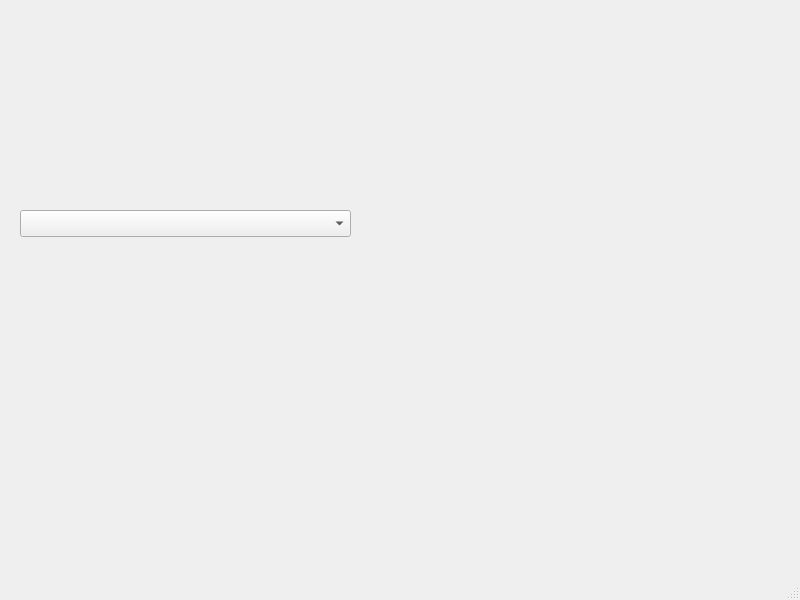
The window that mainwindow.ui (jnwatts/QtLedTest) describes before a commit, drawn with Qt 5.
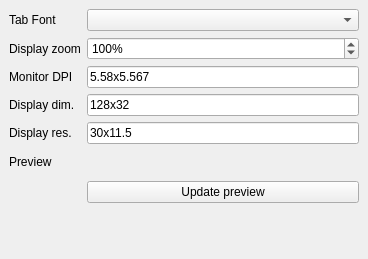
The same window after the commit. Custom widgets are drawn as their Qt base class.

Commit message: MainWindow: Cleanup, dynamic changes to oled

```diff
--- a/mainwindow.ui
+++ b/mainwindow.ui
@@ -6,46 +6,128 @@
    <rect>
     <x>0</x>
     <y>0</y>
-    <width>800</width>
-    <height>600</height>
+    <width>368</width>
+    <height>259</height>
    </rect>
   </property>
   <property name="windowTitle">
    <string>MainWindow</string>
   </property>
   <widget class="QWidget" name="centralwidget">
-   <widget class="SSD1306" name="oled" native="true">
-    <property name="geometry">
-     <rect>
-      <x>20</x>
-      <y>10</y>
-      <width>120</width>
-      <height>80</height>
-     </rect>
+   <layout class="QFormLayout" name="formLayout">
+    <property name="fieldGrowthPolicy">
+     <enum>QFormLayout::AllNonFixedFieldsGrow</enum>
     </property>
-   </widget>
-   <widget class="QComboBox" name="comboBox">
-    <property name="geometry">
-     <rect>
-      <x>20</x>
-      <y>210</y>
-      <width>331</width>
-      <height>27</height>
-     </rect>
-    </property>
-   </widget>
+    <item row="0" column="0">
+     <widget class="QLabel" name="label_2">
+      <property name="text">
+       <string>Tab Font</string>
+      </property>
+     </widget>
+    </item>
+    <item row="0" column="1">
+     <widget class="QComboBox" name="tabFont"/>
+    </item>
+    <item row="1" column="0">
+     <widget class="QLabel" name="label">
+      <property name="text">
+       <string>Display zoom</string>
+      </property>
+     </widget>
+    </item>
+    <item row="1" column="1">
+     <widget class="QSpinBox" name="dispZoom">
+      <property name="suffix">
+       <string>%</string>
+      </property>
+      <property name="minimum">
+       <number>50</number>
+      </property>
+      <property name="maximum">
+       <number>400</number>
+      </property>
+      <property name="singleStep">
+       <number>25</number>
+      </property>
+      <property name="value">
+       <number>100</number>
+      </property>
+     </widget>
+    </item>
+    <item row="4" column="0">
+     <widget class="QLabel" name="label_5">
+      <property name="text">
+       <string>Display dim.</string>
+      </property>
+     </widget>
+    </item>
+    <item row="5" column="0">
+     <widget class="QLabel" name="label_6">
+      <property name="text">
+       <string>Display res.</string>
+      </property>
+     </widget>
+    </item>
+    <item row="2" column="0">
+     <widget class="QLabel" name="label_4">
+      <property name="text">
+       <string>Monitor DPI</string>
+      </property>
+     </widget>
+    </item>
+    <item row="2" column="1">
+     <widget class="QLineEdit" name="monitorDPI">
+      <property name="text">
+       <string>5.58x5.567</string>
+      </property>
+     </widget>
+    </item>
+    <item row="4" column="1">
+     <widget class="QLineEdit" name="dispRes">
+      <property name="text">
+       <string>128x32</string>
+      </property>
+     </widget>
+    </item>
+    <item row="5" column="1">
+     <widget class="QLineEdit" name="dispDim">
+      <property name="text">
+       <string>30x11.5</string>
+      </property>
+     </widget>
+    </item>
+    <item row="6" column="0">
+     <widget class="QLabel" name="label_3">
+      <property name="text">
+       <string>Preview</string>
+      </property>
+     </widget>
+    </item>
+    <item row="6" column="1">
+     <widget class="SSD1306" name="oled" native="true">
+      <property name="sizePolicy">
+       <sizepolicy hsizetype="Maximum" vsizetype="Maximum">
+        <horstretch>0</horstretch>
+        <verstretch>0</verstretch>
+       </sizepolicy>
+      </property>
+      <property name="minimumSize">
+       <size>
+        <width>80</width>
+        <height>25</height>
+       </size>
+      </property>
+     </widget>
+    </item>
+    <item row="7" column="1">
+     <widget class="QPushButton" name="pbUpdate">
+      <property name="text">
+       <string>Update preview</string>
+      </property>
+     </widget>
+    </item>
+   </layout>
   </widget>
-  <widget class="QMenuBar" name="menubar">
-   <property name="geometry">
-    <rect>
-     <x>0</x>
-     <y>0</y>
-     <width>800</width>
-     <height>25</height>
-    </rect>
-   </property>
-  </widget>
-  <widget class="QStatusBar" name="statusbar"/>
  </widget>
  <customwidgets>
   <customwidget>
```
Left out of the diff: 70 changed lines with no effect on the pictures. The commit also changes 2 other files.
